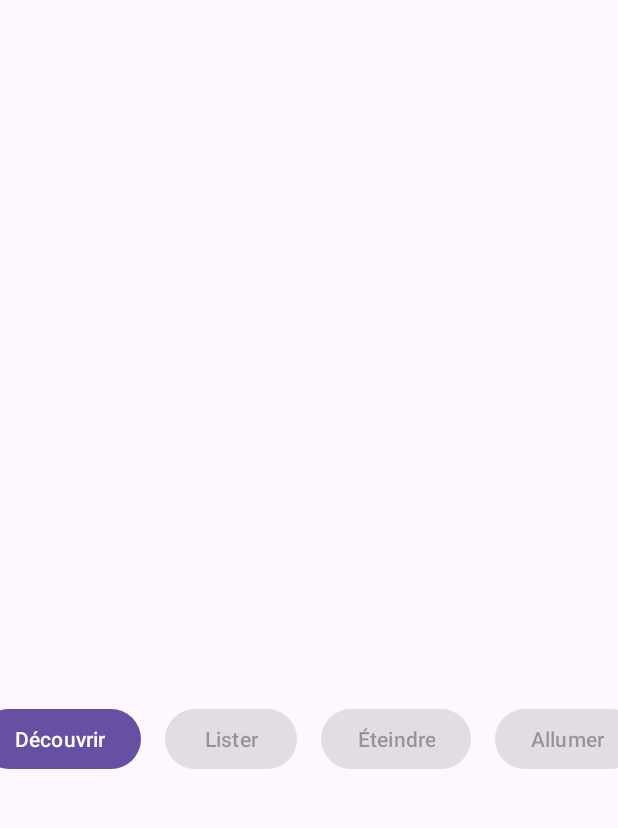
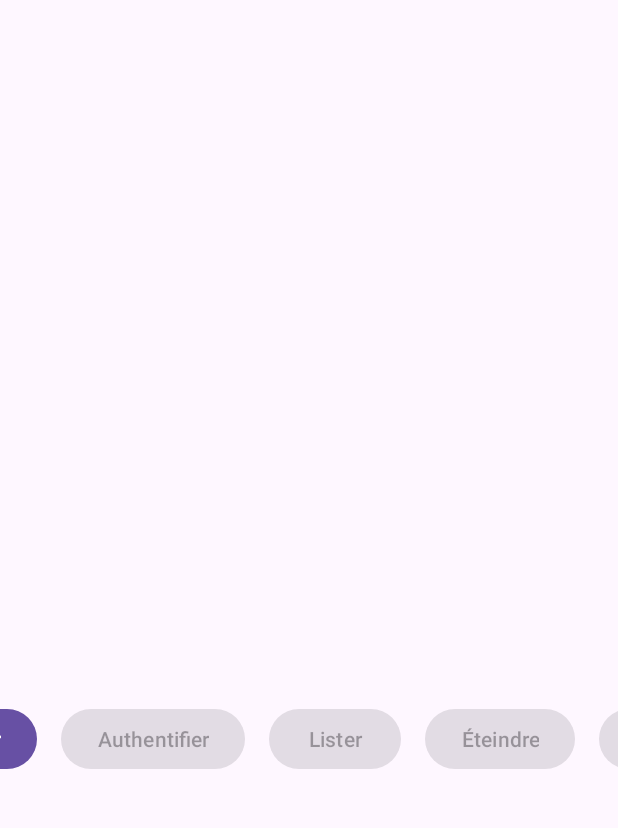
Before and after one commit to bts-lasalle-avignon-ressources/PhilipsHue, an Android app: the screen it shows after launch (MainActivity), on a phone screen of 412 x 824 dp, the part 247-1075 px from its top. Run offline under Robolectric (Android 15) with nearby library versions, the phone set to English and light mode, and no system bars.

Commit message:
Finalise authentification hue version Android

```diff
--- a/src/android/MyApplicationHTTP/app/src/main/res/layout/activity_main.xml
+++ b/src/android/MyApplicationHTTP/app/src/main/res/layout/activity_main.xml
@@ -55,9 +55,21 @@
         android:layout_marginRight="8dp"
         app:layout_constraintBottom_toBottomOf="parent"
         app:layout_constraintLeft_toLeftOf="parent"
+        app:layout_constraintRight_toLeftOf="@+id/boutonAuthentifier"
+        app:layout_constraintTop_toBottomOf="@+id/reponseJson"
+        android:text="Découvrir" />
+
+    <Button
+        android:id="@+id/boutonAuthentifier"
+        android:layout_width="wrap_content"
+        android:layout_height="wrap_content"
+        android:layout_marginLeft="8dp"
+        android:layout_marginRight="8dp"
+        app:layout_constraintBottom_toBottomOf="parent"
+        app:layout_constraintLeft_toRightOf="@+id/boutonDecouvrir"
         app:layout_constraintRight_toLeftOf="@+id/boutonEnvoyer"
         app:layout_constraintTop_toBottomOf="@+id/reponseJson"
-        android:text="Découvrir" />
+        android:text="Authentifier" />
 
     <Button
         android:id="@+id/boutonEnvoyer"
@@ -66,7 +78,7 @@
         android:layout_marginLeft="8dp"
         android:layout_marginRight="8dp"
         app:layout_constraintBottom_toBottomOf="parent"
-        app:layout_constraintLeft_toRightOf="@+id/boutonDecouvrir"
+        app:layout_constraintLeft_toRightOf="@+id/boutonAuthentifier"
         app:layout_constraintRight_toLeftOf="@+id/boutonEteindre"
         app:layout_constraintTop_toBottomOf="@+id/reponseJson"
         android:text="Lister" />
```
Also changed, not shown: src/android/MyApplicationHTTP/app/src/main/java/com/example/myapplicationhttp/MainActivity.java (+20 -3 lines).
